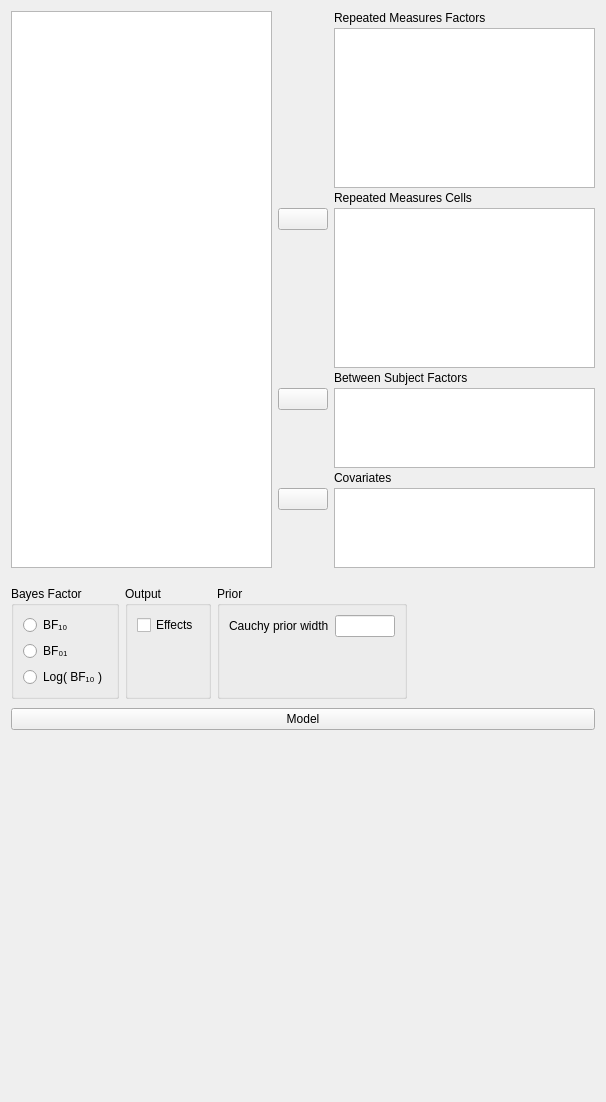
This is JASP-Desktop/analysisforms/anovarepeatedmeasuresbayesianform.ui in jasp-stats/jasp-desktop as Qt 5 draws it before an edit. The edited form follows.
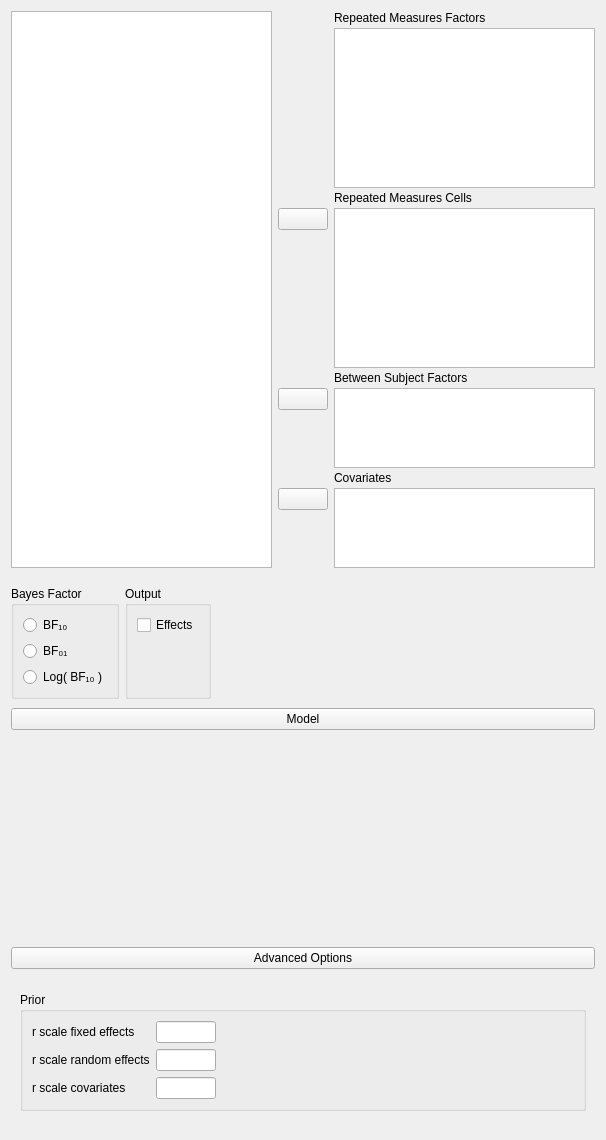
This is the edited form. Custom widgets are drawn as their Qt base class.

Commit message: Priors: added advanced options for Bayesian analyses

```diff
--- a/JASP-Desktop/analysisforms/anovarepeatedmeasuresbayesianform.ui
+++ b/JASP-Desktop/analysisforms/anovarepeatedmeasuresbayesianform.ui
@@ -7,7 +7,7 @@
     <x>0</x>
     <y>0</y>
     <width>606</width>
-    <height>1102</height>
+    <height>1140</height>
    </rect>
   </property>
   <property name="sizePolicy">
@@ -19,7 +19,7 @@
   <property name="windowTitle">
    <string>Form</string>
   </property>
-  <layout class="QGridLayout" name="gridLayout_2">
+  <layout class="QGridLayout" name="gridLayout_10">
    <property name="verticalSpacing">
     <number>0</number>
    </property>
@@ -419,35 +419,6 @@
       <property name="bottomMargin">
        <number>0</number>
       </property>
-      <item row="0" column="1">
-       <widget class="GroupBox" name="groupBox_3">
-        <property name="title">
-         <string>Output</string>
-        </property>
-        <layout class="QGridLayout" name="gridLayout_4">
-         <item row="0" column="0" colspan="2">
-          <widget class="BoundCheckBox" name="effects">
-           <property name="text">
-            <string>Effects</string>
-           </property>
-          </widget>
-         </item>
-         <item row="1" column="1">
-          <spacer name="verticalSpacer">
-           <property name="orientation">
-            <enum>Qt::Vertical</enum>
-           </property>
-           <property name="sizeHint" stdset="0">
-            <size>
-             <width>20</width>
-             <height>40</height>
-            </size>
-           </property>
-          </spacer>
-         </item>
-        </layout>
-       </widget>
-      </item>
       <item row="0" column="0">
        <widget class="BoundGroupBox" name="bayesFactorType">
         <property name="sizePolicy">
@@ -487,37 +458,21 @@
         </layout>
        </widget>
       </item>
-      <item row="0" column="2">
-       <widget class="GroupBox" name="groupBox">
+      <item row="0" column="1">
+       <widget class="GroupBox" name="groupBox_3">
         <property name="title">
-         <string>Prior</string>
+         <string>Output</string>
         </property>
-        <layout class="QGridLayout" name="gridLayout_5">
-         <item row="0" column="0">
-          <widget class="QLabel" name="label_5">
+        <layout class="QGridLayout" name="gridLayout_4">
+         <item row="0" column="0" colspan="2">
+          <widget class="BoundCheckBox" name="effects">
            <property name="text">
-            <string>Cauchy prior width</string>
+            <string>Effects</string>
            </property>
           </widget>
          </item>
-         <item row="0" column="1">
-          <widget class="BoundTextBox" name="priorWidth">
-           <property name="minimumSize">
-            <size>
-             <width>60</width>
-             <height>0</height>
-            </size>
-           </property>
-           <property name="maximumSize">
-            <size>
-             <width>60</width>
-             <height>16777215</height>
-            </size>
-           </property>
-          </widget>
-         </item>
-         <item row="1" column="0">
-          <spacer name="verticalSpacer_2">
+         <item row="1" column="1">
+          <spacer name="verticalSpacer">
            <property name="orientation">
             <enum>Qt::Vertical</enum>
            </property>
@@ -610,17 +565,149 @@
     </widget>
    </item>
    <item row="3" column="0">
-    <spacer name="verticalSpacer_3">
-     <property name="orientation">
-      <enum>Qt::Vertical</enum>
-     </property>
-     <property name="sizeHint" stdset="0">
-      <size>
-       <width>20</width>
-       <height>40</height>
-      </size>
-     </property>
-    </spacer>
+    <widget class="QWidget" name="advancedBox" native="true">
+     <layout class="QGridLayout" name="gridLayout_2">
+      <property name="leftMargin">
+       <number>0</number>
+      </property>
+      <property name="topMargin">
+       <number>0</number>
+      </property>
+      <property name="rightMargin">
+       <number>0</number>
+      </property>
+      <item row="0" column="0" rowspan="2" colspan="2">
+       <widget class="ExpanderButton" name="expanderAdvanced">
+        <property name="text">
+         <string>Advanced Options</string>
+        </property>
+       </widget>
+      </item>
+      <item row="2" column="0" rowspan="2" colspan="2">
+       <widget class="QWidget" name="advancedOptions" native="true">
+        <layout class="QGridLayout" name="gridLayout_7">
+         <item row="0" column="0">
+          <widget class="GroupBox" name="groupBox_2">
+           <property name="title">
+            <string>Prior</string>
+           </property>
+           <layout class="QGridLayout" name="gridLayout_9">
+            <item row="1" column="2">
+             <spacer name="horizontalSpacer_2">
+              <property name="orientation">
+               <enum>Qt::Horizontal</enum>
+              </property>
+              <property name="sizeHint" stdset="0">
+               <size>
+                <width>293</width>
+                <height>20</height>
+               </size>
+              </property>
+             </spacer>
+            </item>
+            <item row="0" column="2">
+             <spacer name="horizontalSpacer">
+              <property name="orientation">
+               <enum>Qt::Horizontal</enum>
+              </property>
+              <property name="sizeHint" stdset="0">
+               <size>
+                <width>293</width>
+                <height>20</height>
+               </size>
+              </property>
+             </spacer>
+            </item>
+            <item row="1" column="1">
+             <widget class="BoundTextBox" name="priorRandomEffects">
+              <property name="minimumSize">
+               <size>
+                <width>60</width>
+                <height>0</height>
+               </size>
+              </property>
+              <property name="maximumSize">
+               <size>
+                <width>60</width>
+                <height>16777215</height>
+               </size>
+              </property>
+             </widget>
+            </item>
+            <item row="4" column="0">
+             <widget class="QLabel" name="label_8">
+              <property name="text">
+               <string>r scale covariates</string>
+              </property>
+             </widget>
+            </item>
+            <item row="1" column="0">
+             <widget class="QLabel" name="label_7">
+              <property name="text">
+               <string>r scale random effects</string>
+              </property>
+             </widget>
+            </item>
+            <item row="0" column="0">
+             <widget class="QLabel" name="label_6">
+              <property name="text">
+               <string>r scale fixed effects</string>
+              </property>
+             </widget>
+            </item>
+            <item row="0" column="1">
+             <widget class="BoundTextBox" name="priorFixedEffects">
+              <property name="minimumSize">
+               <size>
+                <width>60</width>
+                <height>0</height>
+               </size>
+              </property>
+              <property name="maximumSize">
+               <size>
+                <width>60</width>
+                <height>16777215</height>
+               </size>
+              </property>
+             </widget>
+            </item>
+            <item row="4" column="1">
+             <widget class="BoundTextBox" name="priorCovariates">
+              <property name="minimumSize">
+               <size>
+                <width>60</width>
+                <height>0</height>
+               </size>
+              </property>
+              <property name="maximumSize">
+               <size>
+                <width>60</width>
+                <height>16777215</height>
+               </size>
+              </property>
+             </widget>
+            </item>
+            <item row="4" column="2">
+             <spacer name="horizontalSpacer_3">
+              <property name="orientation">
+               <enum>Qt::Horizontal</enum>
+              </property>
+              <property name="sizeHint" stdset="0">
+               <size>
+                <width>293</width>
+                <height>20</height>
+               </size>
+              </property>
+             </spacer>
+            </item>
+           </layout>
+          </widget>
+         </item>
+        </layout>
+       </widget>
+      </item>
+     </layout>
+    </widget>
    </item>
   </layout>
  </widget>
```
The commit also changes 11 other files.
